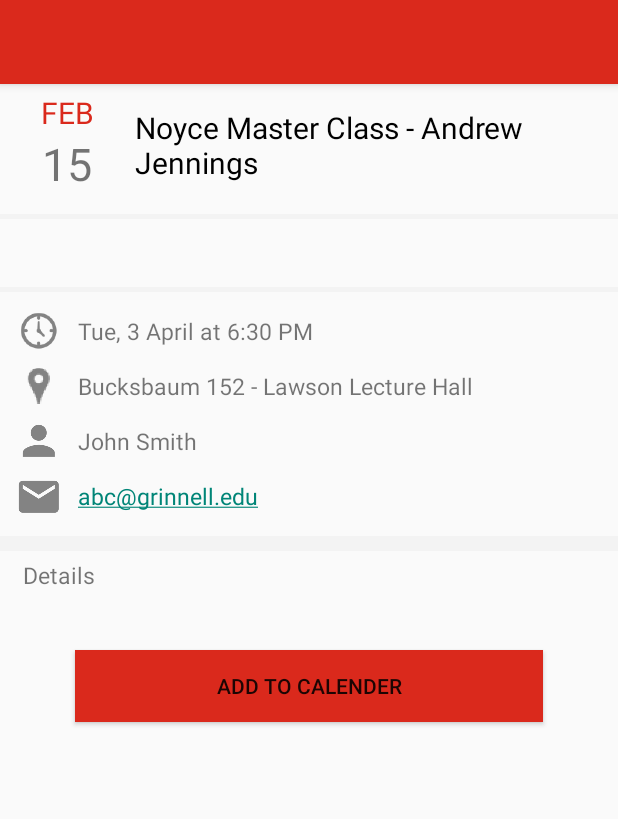
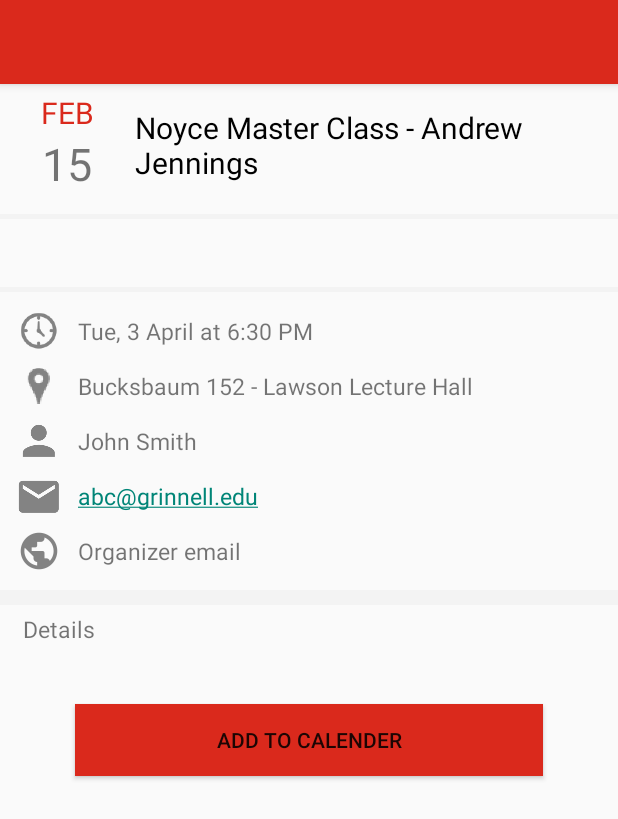
Before and after one commit to GrinnellAppDev/Events-Android, an Android app: the layout activity_individual_event.xml on its own in the app's theme, with its tools: preview values and no code run, on a phone screen of 412 x 824 dp. Shown: the top 819 px of the screen. Run offline under Robolectric (Android 15) with nearby library versions, the phone set to English and light mode, and no system bars.

Commit message:
Added submitter name, submitter email, and organizer to individual events page

```diff
--- a/app/src/main/java/edu/grinnell/appdev/events/HomeRecyclerViewAdapter.java
+++ b/app/src/main/java/edu/grinnell/appdev/events/HomeRecyclerViewAdapter.java
@@ -7,7 +7,6 @@ import android.content.Context;
 import android.content.Intent;
 import android.support.v4.content.ContextCompat;
 import android.support.v7.widget.RecyclerView;
-import android.util.Log;
 import android.view.LayoutInflater;
 import android.view.View;
 import android.view.ViewGroup;
@@ -211,7 +210,6 @@ public class HomeRecyclerViewAdapter extends RecyclerView.Adapter implements Fil
                 NotificationHandler.createNotificationChannel((Activity) context);
                 int lstPos = favoritesList.size() - 1;
                 int eventId = getIdInt(event.getId());
-                Log.d("ID in HRV", eventId+"");
                 //Update the favorites list
                 if (isChecked){
                     addEvent(event, favoritesList, lstPos);
--- a/app/src/main/res/layout/activity_individual_event.xml
+++ b/app/src/main/res/layout/activity_individual_event.xml
@@ -135,7 +135,7 @@
             android:textSize="@dimen/txt_15"/>
 
         <ImageView
-            android:id="@+id/Organizer"
+            android:id="@+id/Submitter"
             android:layout_below="@+id/tvLocation"
             android:layout_width="wrap_content"
             android:layout_height="wrap_content"
@@ -144,10 +144,10 @@
             android:contentDescription="Organizer"/>
 
         <TextView
-            android:id="@+id/tvOrganizer"
+            android:id="@+id/tvSubmitter"
             android:layout_width="wrap_content"
             android:layout_height="wrap_content"
-            android:layout_toEndOf="@id/Email"
+            android:layout_toEndOf="@id/subEmail"
             android:layout_marginTop="@dimen/margin_15"
             android:layout_below="@+id/tvLocation"
             android:text="John Smith"
@@ -155,11 +155,11 @@
             android:textSize="@dimen/txt_15"/>
 
         <ImageView
-            android:id="@+id/Email"
+            android:id="@+id/subEmail"
             android:layout_width="wrap_content"
             android:layout_height="wrap_content"
             android:layout_marginTop="@dimen/margin_5"
-            android:layout_below="@+id/Organizer"
+            android:layout_below="@+id/Submitter"
             android:src="@drawable/ic_email"
             android:contentDescription="Email"/>
 
@@ -167,10 +167,32 @@
             android:id="@+id/tvEmail"
             android:layout_width="wrap_content"
             android:layout_height="wrap_content"
-            android:layout_toEndOf="@id/Email"
+            android:layout_toEndOf="@id/subEmail"
             android:layout_marginTop="@dimen/margin_15"
-            android:layout_below="@+id/tvOrganizer"
+            android:layout_below="@+id/tvSubmitter"
             android:text="abc@grinnell.edu"
+            android:autoLink="email"
+            android:layout_marginStart="@dimen/margin_10"
+            android:textSize="@dimen/txt_15"/>
+
+
+        <ImageView
+            android:id="@+id/Organizer"
+            android:layout_width="wrap_content"
+            android:layout_height="wrap_content"
+            android:layout_marginTop="@dimen/margin_10"
+            android:layout_below="@+id/tvEmail"
+            android:src="@drawable/ic_organizer"
+            android:contentDescription="Organizer"/>
+
+        <TextView
+            android:id="@+id/tvOrganizer"
+            android:layout_width="wrap_content"
+            android:layout_height="wrap_content"
+            android:layout_toEndOf="@id/Location"
+            android:layout_marginTop="@dimen/margin_15"
+            android:layout_below="@+id/tvEmail"
+            android:text="Organizer email"
             android:autoLink="email"
             android:layout_marginStart="@dimen/margin_10"
             android:textSize="@dimen/txt_15"/>
```
Also changed, not shown: app/src/main/java/edu/grinnell/appdev/events/AsyncParser.java (+19 -5 lines), app/src/main/java/edu/grinnell/appdev/events/Event.java (+16 -9 lines), app/src/main/java/edu/grinnell/appdev/events/FragmentMap.java (+49 -4 lines), app/src/main/java/edu/grinnell/appdev/events/IndividualEventActivity.java (+12 -5 lines), app/src/main/res/drawable-hdpi/ic_organizer.png (added), app/src/main/res/drawable-mdpi/ic_organizer.png (added), app/src/main/res/drawable-xhdpi/ic_organizer.png (added), app/src/main/res/drawable-xxhdpi/ic_organizer.png (added).
